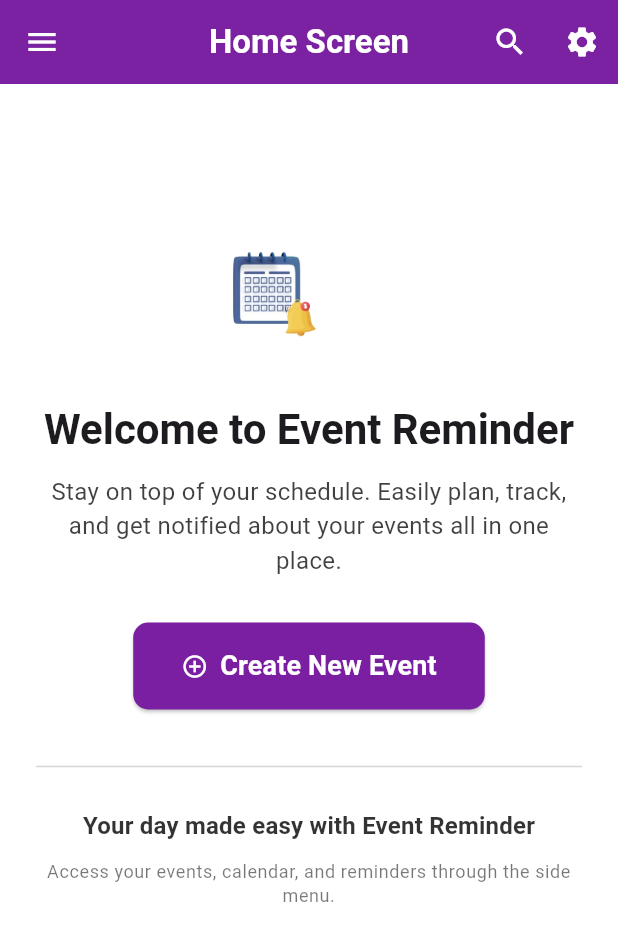
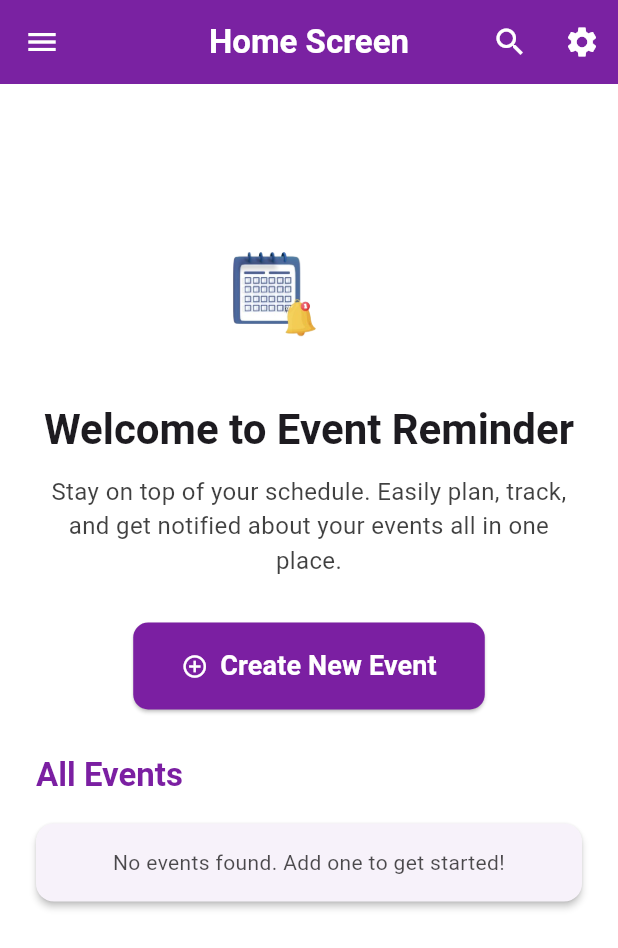
Before and after one commit to Aqilah87/Event_Reminder, a Flutter app: the HomeScreen screen opened directly, on a phone screen of 412 x 824 dp. Shown: the top 948 px of the screen. Run offline on Flutter 3.47's test engine with Material 3 defaults, Android fonts, the phone set to English and light mode, and no system bars; our stand-ins replace hive, hive_flutter, shared_preferences, table_calendar; accounts and stored records are empty.

Commit message:
update homescreen to list all the event list

```diff
--- a/lib/screens/home_screen.dart
+++ b/lib/screens/home_screen.dart
@@ -5,9 +5,7 @@ import 'add_event_page.dart' as add_event_lib;
 import 'calendar_page.dart';
 import '../models/event.dart';
 import '../models/event_data.dart';
-import 'package:flutter/material.dart';
 
-// Add this delegate if not already defined elsewhere
 class EventSearchDelegate extends SearchDelegate<Event?> {
   final List<Event> events;
 
@@ -18,9 +16,7 @@ class EventSearchDelegate extends SearchDelegate<Event?> {
     return [
       IconButton(
         icon: const Icon(Icons.clear),
-        onPressed: () {
-          query = '';
-        },
+        onPressed: () => query = '',
       ),
     ];
   }
@@ -29,17 +25,14 @@ class EventSearchDelegate extends SearchDelegate<Event?> {
   Widget? buildLeading(BuildContext context) {
     return IconButton(
       icon: const Icon(Icons.arrow_back),
-      onPressed: () {
-        close(context, null);
-      },
+      onPressed: () => close(context, null),
     );
   }
 
   @override
   Widget buildResults(BuildContext context) {
     final results = events
-        .where(
-            (event) => event.title.toLowerCase().contains(query.toLowerCase()))
+        .where((event) => event.title.toLowerCase().contains(query.toLowerCase()))
         .toList();
 
     return ListView.builder(
@@ -49,9 +42,7 @@ class EventSearchDelegate extends SearchDelegate<Event?> {
         return ListTile(
           title: Text(event.title),
           subtitle: Text(event.description ?? ''),
-          onTap: () {
-            close(context, event);
-          },
+          onTap: () => close(context, event),
         );
       },
     );
@@ -60,8 +51,7 @@ class EventSearchDelegate extends SearchDelegate<Event?> {
   @override
   Widget buildSuggestions(BuildContext context) {
     final suggestions = events
-        .where(
-            (event) => event.title.toLowerCase().contains(query.toLowerCase()))
+        .where((event) => event.title.toLowerCase().contains(query.toLowerCase()))
         .toList();
 
     return ListView.builder(
@@ -203,6 +193,7 @@ class HomeScreen extends StatelessWidget {
         child: Column(
           crossAxisAlignment: CrossAxisAlignment.center,
           children: [
+            // Welcome section
             Center(
               child: Column(
                 children: [
@@ -227,8 +218,7 @@ class HomeScreen extends StatelessWidget {
                     textAlign: TextAlign.center,
                     style: theme.textTheme.bodyMedium?.copyWith(
                       fontSize: 16,
-                      color:
-                          theme.textTheme.bodyMedium?.color?.withOpacity(0.75),
+                      color: theme.textTheme.bodyMedium?.color?.withOpacity(0.75),
                     ),
                   ),
                   const SizedBox(height: 30),
@@ -250,31 +240,94 @@ class HomeScreen extends StatelessWidget {
                       ),
                     ),
                   ),
+                ],
+              ),
+            ),
+
             const SizedBox(height: 30),
-                  Divider(
-                    thickness: 1,
-                    color: theme.dividerColor.withOpacity(0.3),
+            Align(
+              alignment: Alignment.centerLeft,
+              child: Text(
+                'All Events',
+                style: theme.textTheme.titleLarge?.copyWith(
+                  fontWeight: FontWeight.bold,
+                  color: Colors.purple.shade700,
                 ),
-                  const SizedBox(height: 20),
-                  Text(
-                    'Your day made easy with Event Reminder',
-                    style: theme.textTheme.titleMedium?.copyWith(
-                      fontWeight: FontWeight.w600,
-                      color:
-                          theme.textTheme.bodyMedium?.color?.withOpacity(0.8),
+              ),
+            ),
+            const SizedBox(height: 10),
+
+            // Event list
+            Consumer<EventData>(
+              builder: (context, eventData, _) {
+                final events = List<Event>.from(eventData.events)
+                  ..sort((a, b) => a.dateTime.compareTo(b.dateTime));
+
+                if (events.isEmpty) {
+                  return Card(
+                    elevation: 2,
+                    margin: const EdgeInsets.symmetric(vertical: 8),
+                    child: Padding(
+                      padding: const EdgeInsets.all(16.0),
+                      child: Center(
+                        child: Text(
+                          'No events found. Add one to get started!',
+                          style: theme.textTheme.bodyMedium?.copyWith(
+                            color: theme.textTheme.bodyMedium?.color?.withOpacity(0.7),
                           ),
                           textAlign: TextAlign.center,
                         ),
-                  const SizedBox(height: 10),
-                  Text(
-                    'Access your events, calendar, and reminders through the side menu.',
-                    style: theme.textTheme.bodySmall?.copyWith(
-                      color: theme.textTheme.bodySmall?.color?.withOpacity(0.6),
                       ),
-                    textAlign: TextAlign.center,
                     ),
-                ],
+                  );
+                }
+
+                IconData getIcon(String? type) {
+                  switch (type?.toLowerCase()) {
+                    case 'birthday':
+                      return Icons.cake;
+                    case 'meeting':
+                      return Icons.business_center;
+                    case 'anniversary':
+                      return Icons.favorite;
+                    case 'reminder':
+                      return Icons.notifications_active;
+                    default:
+                      return Icons.event_note;
+                  }
+                }
+
+                return ListView.builder(
+                  shrinkWrap: true,
+                  physics: const NeverScrollableScrollPhysics(),
+                  itemCount: events.length,
+                  itemBuilder: (context, index) {
+                    final event = events[index];
+                    return Card(
+                      elevation: 3,
+                      margin: const EdgeInsets.symmetric(vertical: 6),
+                      shape: RoundedRectangleBorder(
+                        borderRadius: BorderRadius.circular(12),
                       ),
+                      child: ListTile(
+                        leading: Icon(getIcon(event.reminderType), color: Colors.purple.shade700),
+                        title: Text(event.title),
+                        subtitle: Text(
+                          '${event.dateTime.day.toString().padLeft(2, '0')}/${event.dateTime.month.toString().padLeft(2, '0')}/${event.dateTime.year}',
+                        ),
+                        onTap: () {
+                          Navigator.push(
+                            context,
+                            MaterialPageRoute(
+                              builder: (_) => add_event_lib.AddEventPage(event: event),
+                            ),
+                          );
+                        },
+                      ),
+                    );
+                  },
+                );
+              },
             ),
           ],
         ),
```
Lines whose indentation alone changed are shown as unchanged.
